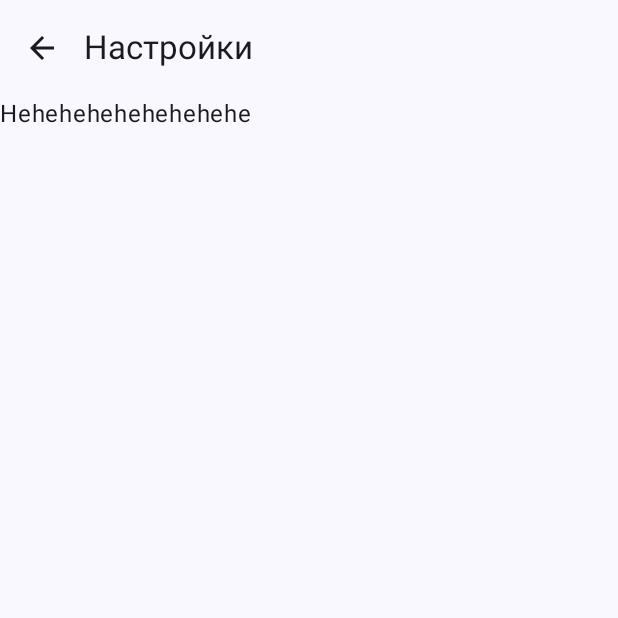
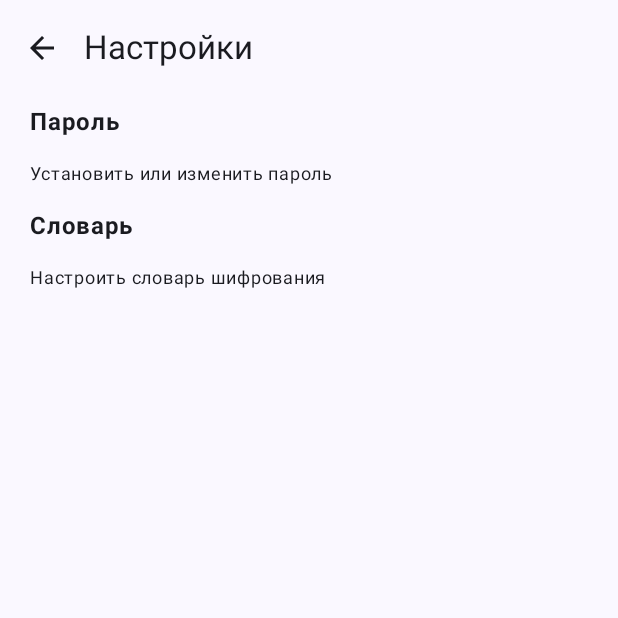
Before and after one commit to ezyxip/rushifr, an Android app built with Jetpack Compose: the SettingScreen screen opened through its navigation route, on a phone screen of 412 x 824 dp, the top half of it. Run offline under Robolectric (Android 15) with nearby library versions, the phone set to English and light mode, and no system bars.

Commit message:
Добавлен экран входа по паролю Добавлен новый экран входа по паролю. Создан интерфейс DataAdapter, по которому будет производиться доступ к информации приложения. Добавлено наполнение SettingScreen

```diff
--- a/app/src/main/java/com/ezyxip/russhifr/RSApp.kt
+++ b/app/src/main/java/com/ezyxip/russhifr/RSApp.kt
@@ -1,20 +1,19 @@
 package com.ezyxip.russhifr
 
-import androidx.compose.material3.Text
 import androidx.compose.runtime.Composable
 import androidx.compose.ui.Modifier
-import androidx.navigation.NavController
 import androidx.navigation.compose.NavHost
 import androidx.navigation.compose.composable
 import androidx.navigation.compose.rememberNavController
 import androidx.navigation.createGraph
+import com.ezyxip.russhifr.ui.screens.AuthScreen
 import com.ezyxip.russhifr.ui.screens.MainScreen
 import com.ezyxip.russhifr.ui.screens.SettingScreen
 
 @Composable
 fun RSApp(modifier: Modifier = Modifier){
     val navController = rememberNavController()
-    val navGraph = navController.createGraph("/main"){
+    val navGraph = navController.createGraph("/auth"){
         composable(route = "/main"){
             MainScreen(modifier) {navController.navigate("/settings")}
         }
@@ -22,7 +21,7 @@ fun RSApp(modifier: Modifier = Modifier){
             SettingScreen(modifier) {navController.popBackStack()}
         }
         composable(route = "/auth"){
-
+            AuthScreen(modifier) {navController.navigate("/main")}
         }
     }
 
--- a/app/src/main/java/com/ezyxip/russhifr/ui/components/SettingItem.kt
+++ b/app/src/main/java/com/ezyxip/russhifr/ui/components/SettingItem.kt
@@ -1,5 +1,6 @@
 package com.ezyxip.russhifr.ui.components
 
+import androidx.compose.foundation.clickable
 import androidx.compose.foundation.layout.Column
 import androidx.compose.foundation.layout.fillMaxWidth
 import androidx.compose.foundation.layout.padding
@@ -16,9 +17,11 @@ fun SettingItem(
     modifier: Modifier = Modifier,
     name: String,
     label: String,
+    onClick: () -> Unit
 ){
     Column (
         modifier = modifier.fillMaxWidth()
+            .clickable { onClick() }
     ) {
         Text(
             modifier = modifier.padding(20.dp, 5.dp),
@@ -37,5 +40,5 @@ fun SettingItem(
 @Preview(showBackground = true)
 @Composable
 fun SettingItemPreview(){
-    SettingItem(name = "Setting", label = "More info")
+    SettingItem(name = "Setting", label = "More info") {}
 }
--- /dev/null
+++ b/app/src/main/java/com/ezyxip/russhifr/ui/screens/AuthScreen.kt
@@ -0,0 +1,61 @@
+package com.ezyxip.russhifr.ui.screens
+
+import androidx.compose.foundation.layout.Column
+import androidx.compose.foundation.layout.fillMaxSize
+import androidx.compose.foundation.layout.padding
+import androidx.compose.material3.Button
+import androidx.compose.material3.ExperimentalMaterial3Api
+import androidx.compose.material3.OutlinedTextField
+import androidx.compose.material3.OutlinedTextFieldDefaults
+import androidx.compose.material3.Text
+import androidx.compose.runtime.Composable
+import androidx.compose.runtime.getValue
+import androidx.compose.runtime.mutableStateOf
+import androidx.compose.runtime.remember
+import androidx.compose.runtime.setValue
+import androidx.compose.ui.Alignment
+import androidx.compose.ui.Modifier
+import androidx.compose.ui.graphics.Color
+import androidx.compose.ui.unit.dp
+import com.ezyxip.russhifr.data.DataAdapter
+import com.ezyxip.russhifr.ui.components.H1
+
+@OptIn(ExperimentalMaterial3Api::class)
+@Composable
+fun AuthScreen(
+    modifier: Modifier = Modifier,
+    goToMain: () -> Unit
+){
+    if(!DataAdapter.defaultAdapter.isPasswordSet()) goToMain()
+    var passwordValue by remember { mutableStateOf("") }
+    var isLoginFailed by remember { mutableStateOf(false) }
+    val color = if(isLoginFailed){
+        OutlinedTextFieldDefaults.colors(unfocusedBorderColor = Color.Red, focusedBorderColor = Color.Red)
+    } else {
+        OutlinedTextFieldDefaults.colors()
+    }
+    Column(
+        modifier = modifier
+            .fillMaxSize()
+            .padding(20.dp),
+        horizontalAlignment = Alignment.CenterHorizontally,
+    ){
+        H1(text = "Авторизация")
+        OutlinedTextField(
+            modifier = modifier.padding(20.dp),
+            value = passwordValue,
+            onValueChange = {passwordValue = it},
+            label = { Text(text = "Пароль")},
+            colors = color
+        )
+        Button(onClick = {
+            if(DataAdapter.defaultAdapter.checkPassword(passwordValue)){
+                goToMain()
+            } else {
+                isLoginFailed = true
+            }
+        }) {
+            Text(text = "Войти")
+        }
+    }
+}
--- a/app/src/main/java/com/ezyxip/russhifr/ui/screens/SettingScreen.kt
+++ b/app/src/main/java/com/ezyxip/russhifr/ui/screens/SettingScreen.kt
@@ -12,6 +12,7 @@ import androidx.compose.material3.Text
 import androidx.compose.material3.TopAppBar
 import androidx.compose.runtime.Composable
 import androidx.compose.ui.Modifier
+import com.ezyxip.russhifr.ui.components.SettingItem
 
 @OptIn(ExperimentalMaterial3Api::class)
 @Composable
@@ -35,7 +36,8 @@ fun SettingScreen(
         Column (
             modifier = modifier.padding(paddings)
         ){
-            Text(text = "Hehehehehehehehehe")
+            SettingItem(name = "Пароль", label = "Установить или изменить пароль"){}
+            SettingItem(name = "Словарь", label = "Настроить словарь шифрования"){}
         }
     }
 }
```
Also changed, not shown: app/src/main/java/com/ezyxip/russhifr/data/DataAdapter.kt (added, +18 -0 lines), app/src/main/java/com/ezyxip/russhifr/data/DefaultDataSource.kt (added, +16 -0 lines).
